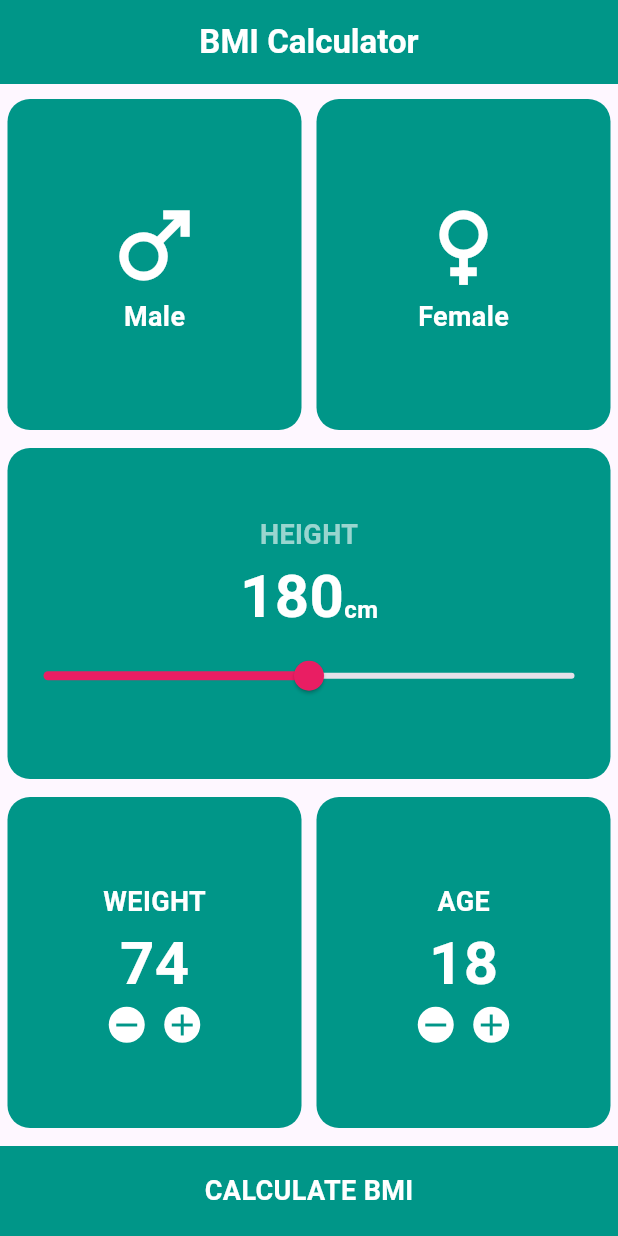
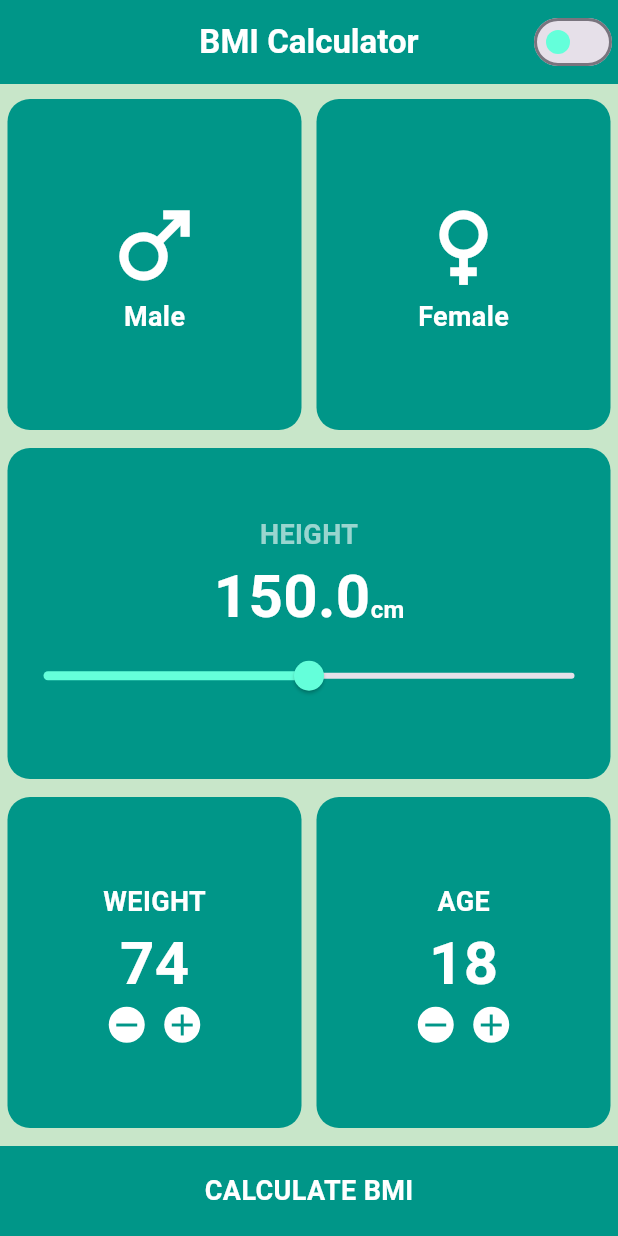
Before and after one commit to MosawirShah/BMI_CALCULATOR-NAVTTC, a Flutter app: the screen it shows after launch, on a phone screen of 412 x 824 dp. Run offline on Flutter 3.47's test engine with Material 3 defaults, Android fonts, the phone set to English and light mode, and no system bars.

Commit message:
light and dark theme are added to the app

```diff
--- a/lib/main.dart
+++ b/lib/main.dart
@@ -1,4 +1,6 @@
 import 'package:bmi_calculator/result.dart';
+import 'package:bmi_calculator/theme_constant.dart';
+import 'package:bmi_calculator/theme_manager.dart';
 import 'package:flutter/material.dart';
 
 void main() {
@@ -15,8 +17,25 @@ class BMICalculator extends StatefulWidget {
 enum Gender { male, female }
 
 class _BMICalculatorState extends State<BMICalculator> {
+
+
+  @override
+  void initState() {
+    themeManager.addListener(themeChange);
+    super.initState();
+  }
+
+  themeChange(){
+    if(mounted){
+      setState(() {
+
+      });
+    }
+  }
+
   Gender? selectedGender;
 
+  ThemeManager themeManager = ThemeManager();
   ///COLORS
   Color activeColor = Colors.tealAccent;
   Color inActiveColor = Colors.teal;
@@ -29,15 +48,24 @@ class _BMICalculatorState extends State<BMICalculator> {
     print("The Value of Var $selectedGender");
 
     return MaterialApp(
+      theme: lightTheme,
+      darkTheme: darkTheme,
+      themeMode: themeManager.themeMode,
+
       debugShowCheckedModeBanner: false,
       home: Scaffold(
         appBar: AppBar(
           centerTitle: true,
-          backgroundColor: Colors.teal,
+         // backgroundColor: Colors.teal,
           title: Text(
             "BMI Calculator",
-            style: TextStyle(color: Colors.white, fontWeight: FontWeight.bold),
+            style: TextStyle(fontWeight: FontWeight.bold),
           ),
+          actions: [
+            Switch(value: themeManager.themeMode == ThemeMode.dark, onChanged: (newValue){
+              themeManager.changeTheme(newValue);
+            }),
+          ],
         ),
         body: Column(
           children: [
@@ -54,9 +82,7 @@ class _BMICalculatorState extends State<BMICalculator> {
                       });
                     },
                     child: CustomContainer(
-                      containerColor: selectedGender == Gender.male
-                          ? activeColor
-                          : inActiveColor,
+                      containerColor: themeManager.themeMode == ThemeMode.light? inActiveColor :Colors.white10,
                       myChild: Column(
                         mainAxisAlignment: MainAxisAlignment.center,
                         children: [
@@ -85,9 +111,7 @@ class _BMICalculatorState extends State<BMICalculator> {
                         });
                       },
                       child: CustomContainer(
-                        containerColor: selectedGender == Gender.female
-                            ? activeColor
-                            : inActiveColor,
+                        containerColor: themeManager.themeMode == ThemeMode.light? inActiveColor :Colors.white10,
                         myChild: Column(
                           mainAxisAlignment: MainAxisAlignment.center,
                           children: [
@@ -116,7 +140,7 @@ class _BMICalculatorState extends State<BMICalculator> {
             //TODO: SLider Container
             Expanded(
                 child: CustomContainer(
-              containerColor: Colors.teal,
+              containerColor: themeManager.themeMode == ThemeMode.light? inActiveColor :Colors.white10,
               myChild: Column(
                 mainAxisAlignment: MainAxisAlignment.center,
                 children: [
@@ -133,7 +157,7 @@ class _BMICalculatorState extends State<BMICalculator> {
                     mainAxisAlignment: MainAxisAlignment.center,
                     children: [
                       Text(
-                        "180",
+                        height.toString(),
                         style: TextStyle(
                             fontWeight: FontWeight.bold,
                             fontSize: 40,
@@ -160,7 +184,7 @@ class _BMICalculatorState extends State<BMICalculator> {
                         // print("height :$height");
                       });
                     },
-                    activeColor: Colors.pink,
+
                   )
                 ],
               ),
@@ -172,7 +196,7 @@ class _BMICalculatorState extends State<BMICalculator> {
                 children: [
                   Expanded(
                       child: CustomContainer(
-                    containerColor: Colors.teal,
+                    containerColor: themeManager.themeMode == ThemeMode.light? inActiveColor :Colors.white10,
                     myChild: Column(
                       mainAxisAlignment: MainAxisAlignment.center,
                       children: [
@@ -237,7 +261,7 @@ class _BMICalculatorState extends State<BMICalculator> {
                   )),
                   Expanded(
                       child: CustomContainer(
-                    containerColor: Colors.teal,
+                    containerColor:themeManager.themeMode == ThemeMode.light? inActiveColor :Colors.white10,
                     myChild: Column(
                       mainAxisAlignment: MainAxisAlignment.center,
                       children: [
@@ -319,6 +343,7 @@ class CustomContainer extends StatelessWidget {
 
   @override
   Widget build(BuildContext context) {
+
     return Container(
       margin: EdgeInsets.only(left: 5, right: 5, bottom: 2, top: 10),
       decoration: BoxDecoration(
@@ -348,7 +373,7 @@ class _CustomBottomContainerState extends State<CustomBottomContainer> {
         margin: EdgeInsets.only(top: 10),
         height: 60,
         width: double.infinity,
-        color: Colors.teal,
+        color: Theme.of(context).brightness == Brightness.light ? Colors.teal : Colors.pink,
         child: Center(
           child: Text(
             "CALCULATE BMI",
--- a/lib/result.dart
+++ b/lib/result.dart
@@ -14,7 +14,6 @@ class _ResulClassState extends State<ResulClass> {
       appBar: AppBar(
         automaticallyImplyLeading: false,
         centerTitle: true,
-        backgroundColor: Colors.teal,
         title: Text(
           "BMI Result",
           style: TextStyle(fontWeight: FontWeight.bold, color: Colors.white),
--- /dev/null
+++ b/lib/theme_constant.dart
@@ -0,0 +1,37 @@
+import 'package:flutter/material.dart';
+
+
+///LIGHT THEME
+ThemeData lightTheme = ThemeData(
+  brightness: Brightness.light,
+  appBarTheme: AppBarTheme(
+    backgroundColor: Colors.teal,
+    foregroundColor: Colors.white,
+  ),
+    switchTheme: SwitchThemeData(
+        thumbColor: MaterialStateProperty.all<Color>(Colors.tealAccent)
+    ),
+  scaffoldBackgroundColor: Colors.green[100],
+  sliderTheme: SliderThemeData(
+    activeTrackColor: Colors.tealAccent,
+    thumbColor: Colors.tealAccent
+  ),
+);
+
+///DARK THEME
+
+ThemeData darkTheme = ThemeData(
+  brightness: Brightness.dark,
+  appBarTheme: AppBarTheme(
+    backgroundColor: Colors.pink,
+    foregroundColor: Colors.white,
+  ),
+  switchTheme: SwitchThemeData(
+      thumbColor: MaterialStateProperty.all<Color>(Colors.pink)
+  ),
+  scaffoldBackgroundColor: Colors.black54,
+  sliderTheme: SliderThemeData(
+      activeTrackColor: Colors.pink,
+      thumbColor: Colors.pink
+  ),
+);
--- /dev/null
+++ b/lib/theme_manager.dart
@@ -0,0 +1,21 @@
+
+
+import 'package:flutter/material.dart';
+
+class ThemeManager extends ChangeNotifier{
+
+  //Initialization of themeMode
+  ThemeMode _themeMode = ThemeMode.light;
+
+  //Getter method for themeMode
+  get themeMode {
+    return _themeMode;
+  }
+
+  //setter
+  void changeTheme(bool isDark){
+    _themeMode = isDark ? ThemeMode.dark : ThemeMode.light;
+    notifyListeners();
+  }
+
+}
```
